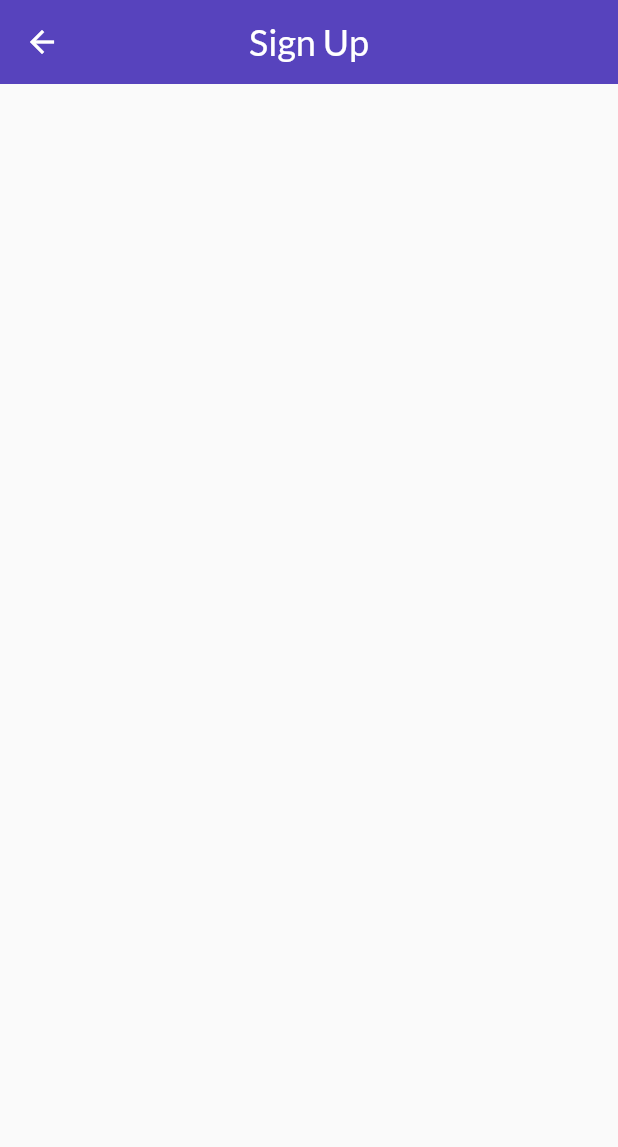
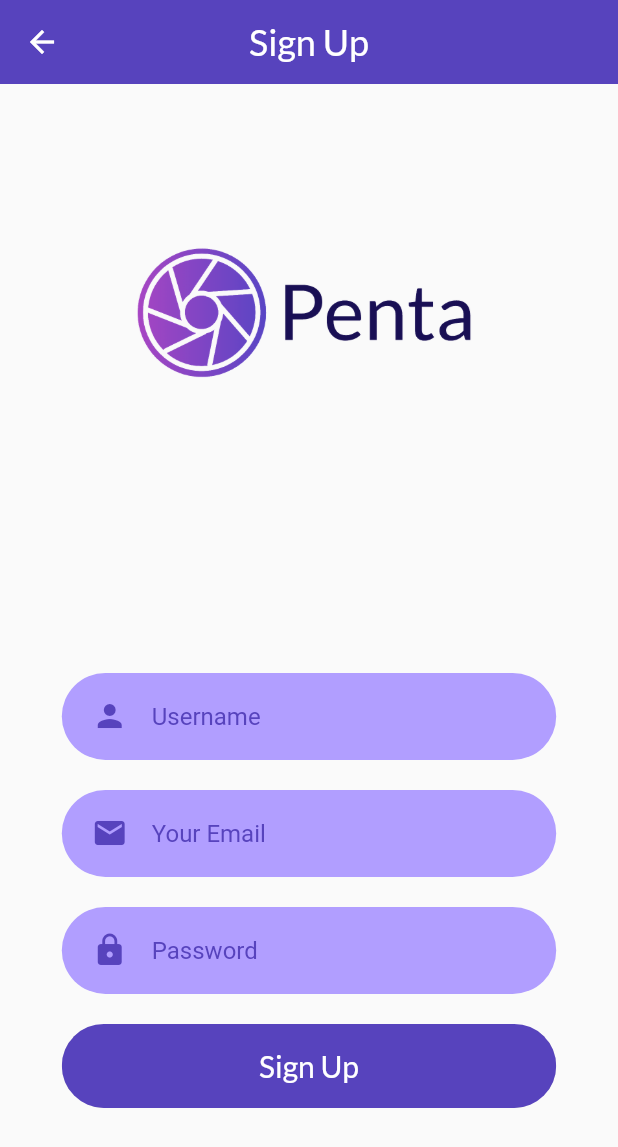
Before and after one commit to efecankaya/penta, a Flutter app: the SignUpView screen opened by its route, on a phone screen of 412 x 824 dp. Shown: the top 1147 px of the screen. Run offline on Flutter 3.47's test engine with Material 2 defaults, Android fonts, the phone set to English and light mode, and no system bars; our stand-ins replace google_fonts.

Commit message:
add sign up view

```diff
--- a/lib/routes/signup_view.dart
+++ b/lib/routes/signup_view.dart
@@ -1,6 +1,7 @@
 import 'package:flutter/material.dart';
 import 'package:penta/util/colors.dart';
 import 'package:penta/util/styles.dart';
+import 'package:penta/util/screenSizes.dart';
 
 class SignUpView extends StatefulWidget {
   @override
@@ -22,6 +23,134 @@ class _SignUpViewState extends State<SignUpView> {
         centerTitle: true,
         elevation: 0.0,
       ),
+      body: Column(
+        children: [
+          Expanded(
+            flex: 2,
+            child: Image.asset(
+              'assets/icons/penta-transparent.png',
+              width: 250,
+            ),
+          ),
+          Expanded(
+            flex: 3,
+            child: Column(
+              mainAxisAlignment: MainAxisAlignment.center,
+              children: [
+                Row(
+                  mainAxisAlignment: MainAxisAlignment.center,
+                  children: [
+                    Container(
+                      padding:
+                      EdgeInsets.symmetric(horizontal: 20, vertical: 5),
+                      width: screenWidth(context, dividedBy: 1.25),
+                      decoration: BoxDecoration(
+                        color: AppColors.primaryLight,
+                        borderRadius: BorderRadius.circular(29),
+                      ),
+                      child: TextField(
+                        decoration: InputDecoration(
+                          hintText: "Username",
+                          icon: Icon(
+                            Icons.person,
+                            color: AppColors.primary,
+                          ),
+                          hintStyle: TextStyle(color: AppColors.primary),
+                          border: InputBorder.none,
+                        ),
+                      ),
+                    ),
+                  ],
+                ),
+                SizedBox(
+                  height: 20.0,
+                ),
+                Row(
+                  mainAxisAlignment: MainAxisAlignment.center,
+                  children: [
+                    Container(
+                      padding:
+                      EdgeInsets.symmetric(horizontal: 20, vertical: 5),
+                      width: screenWidth(context, dividedBy: 1.25),
+                      decoration: BoxDecoration(
+                        color: AppColors.primaryLight,
+                        borderRadius: BorderRadius.circular(29),
+                      ),
+                      child: TextField(
+                        decoration: InputDecoration(
+                          hintText: "Your Email",
+                          icon: Icon(
+                            Icons.email,
+                            color: AppColors.primary,
+                          ),
+                          hintStyle: TextStyle(color: AppColors.primary),
+                          border: InputBorder.none,
+                        ),
+                      ),
+                    ),
+                  ],
+                ),
+                SizedBox(
+                  height: 20.0,
+                ),
+                Row(
+                  mainAxisAlignment: MainAxisAlignment.center,
+                  children: [
+                    Container(
+                      padding:
+                      EdgeInsets.symmetric(horizontal: 20, vertical: 5),
+                      width: screenWidth(context, dividedBy: 1.25),
+                      decoration: BoxDecoration(
+                        color: AppColors.primaryLight,
+                        borderRadius: BorderRadius.circular(29),
+                      ),
+                      child: TextField(
+                        obscureText: true,
+                        decoration: InputDecoration(
+                          hintText: "Password",
+                          icon: Icon(
+                            Icons.lock,
+                            color: AppColors.primary,
+                          ),
+                          hintStyle: TextStyle(color: AppColors.primary),
+                          border: InputBorder.none,
+                        ),
+                      ),
+                    ),
+                  ],
+                ),
+                SizedBox(
+                  height: 20.0,
+                ),
+                Row(
+                  mainAxisAlignment: MainAxisAlignment.center,
+                  children: [
+                    Container(
+                      width: screenWidth(context, dividedBy: 1.25),
+                      child: ClipRRect(
+                        borderRadius: BorderRadius.circular(29),
+                        child: ElevatedButton(
+                          style: ElevatedButton.styleFrom(
+                            primary: AppColors.primary,
+                          ),
+                          child: Padding(
+                            padding: EdgeInsets.symmetric(vertical: 16),
+                            child: Text(
+                              "Sign Up",
+                              style: kButtonDarkTextStyle,
+                            ),
+                          ),
+                          onPressed: () {},
+                        ),
+                      ),
+                    ),
+                  ],
+                ),
+              ],
+            ),
+          ),
+        ],
+      ),
     );
   }
 }
```
